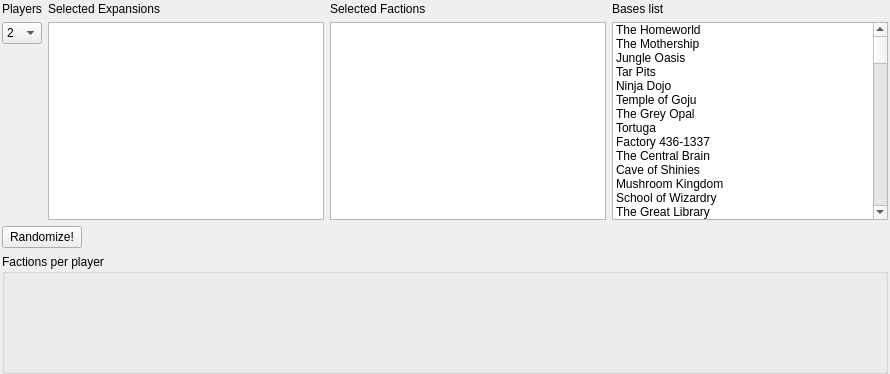
Qt form mainwindow.ui (yvvan/SmashUpRaceSelection) before a commit.
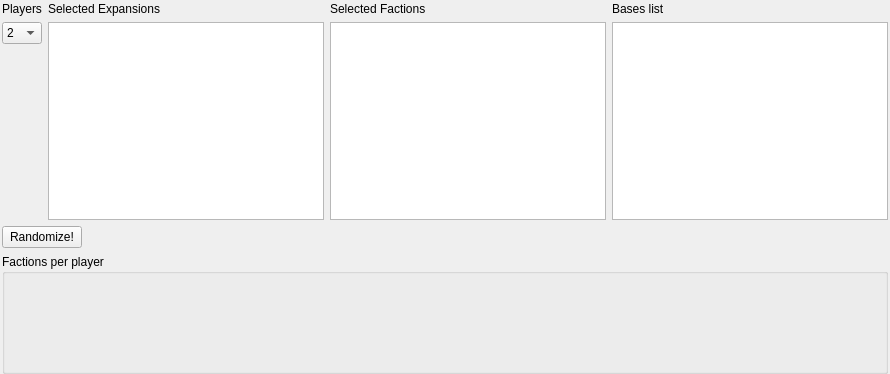
The same form after that commit.

The edit to the form file:
```diff
--- a/mainwindow.ui
+++ b/mainwindow.ui
@@ -134,566 +134,6 @@
           <property name="horizontalScrollBarPolicy">
            <enum>Qt::ScrollBarAlwaysOff</enum>
           </property>
-          <item>
-           <property name="text">
-            <string>The Homeworld</string>
-           </property>
-          </item>
-          <item>
-           <property name="text">
-            <string>The Mothership</string>
-           </property>
-          </item>
-          <item>
-           <property name="text">
-            <string>Jungle Oasis</string>
-           </property>
-          </item>
-          <item>
-           <property name="text">
-            <string>Tar Pits</string>
-           </property>
-          </item>
-          <item>
-           <property name="text">
-            <string>Ninja Dojo</string>
-           </property>
-          </item>
-          <item>
-           <property name="text">
-            <string>Temple of Goju</string>
-           </property>
-          </item>
-          <item>
-           <property name="text">
-            <string>The Grey Opal</string>
-           </property>
-          </item>
-          <item>
-           <property name="text">
-            <string>Tortuga</string>
-           </property>
-          </item>
-          <item>
-           <property name="text">
-            <string>Factory 436-1337</string>
-           </property>
-          </item>
-          <item>
-           <property name="text">
-            <string>The Central Brain</string>
-           </property>
-          </item>
-          <item>
-           <property name="text">
-            <string>Cave of Shinies</string>
-           </property>
-          </item>
-          <item>
-           <property name="text">
-            <string>Mushroom Kingdom</string>
-           </property>
-          </item>
-          <item>
-           <property name="text">
-            <string>School of Wizardry</string>
-           </property>
-          </item>
-          <item>
-           <property name="text">
-            <string>The Great Library</string>
-           </property>
-          </item>
-          <item>
-           <property name="text">
-            <string>Evans City Cemetery</string>
-           </property>
-          </item>
-          <item>
-           <property name="text">
-            <string>Rhodes Plaza Mall</string>
-           </property>
-          </item>
-          <item>
-           <property name="text">
-            <string>Field of Honor</string>
-           </property>
-          </item>
-          <item>
-           <property name="text">
-            <string>Tsar's Palace</string>
-           </property>
-          </item>
-          <item>
-           <property name="text">
-            <string>Haunted House</string>
-           </property>
-          </item>
-          <item>
-           <property name="text">
-            <string>The Dread Gazebo</string>
-           </property>
-          </item>
-          <item>
-           <property name="text">
-            <string>Secret Grove</string>
-           </property>
-          </item>
-          <item>
-           <property name="text">
-            <string>The Greenhouse</string>
-           </property>
-          </item>
-          <item>
-           <property name="text">
-            <string>Inventor's Salon</string>
-           </property>
-          </item>
-          <item>
-           <property name="text">
-            <string>Workshop</string>
-           </property>
-          </item>
-          <item>
-           <property name="text">
-            <string>Antarctic Base</string>
-           </property>
-          </item>
-          <item>
-           <property name="text">
-            <string>Plateau of Leng</string>
-           </property>
-          </item>
-          <item>
-           <property name="text">
-            <string>Innsmouth</string>
-           </property>
-          </item>
-          <item>
-           <property name="text">
-            <string>Ritual Site</string>
-           </property>
-          </item>
-          <item>
-           <property name="text">
-            <string>Mountains of Madness</string>
-           </property>
-          </item>
-          <item>
-           <property name="text">
-            <string>R'lyeh</string>
-           </property>
-          </item>
-          <item>
-           <property name="text">
-            <string>Asylum</string>
-           </property>
-          </item>
-          <item>
-           <property name="text">
-            <string>Miskatonic University</string>
-           </property>
-          </item>
-          <item>
-           <property name="text">
-            <string>Monkey Lab</string>
-           </property>
-          </item>
-          <item>
-           <property name="text">
-            <string>Primate Park</string>
-           </property>
-          </item>
-          <item>
-           <property name="text">
-            <string>Faceless City</string>
-           </property>
-          </item>
-          <item>
-           <property name="text">
-            <string>The Vats</string>
-           </property>
-          </item>
-          <item>
-           <property name="text">
-            <string>ISI's Swingin' Pad</string>
-           </property>
-          </item>
-          <item>
-           <property name="text">
-            <string>Secret Volcano Headquarters</string>
-           </property>
-          </item>
-          <item>
-           <property name="text">
-            <string>Portal Room</string>
-           </property>
-          </item>
-          <item>
-           <property name="text">
-            <string>The Nexus</string>
-           </property>
-          </item>
-          <item>
-           <property name="text">
-            <string>TableTop</string>
-           </property>
-          </item>
-          <item>
-           <property name="text">
-            <string>The Con</string>
-           </property>
-          </item>
-          <item>
-           <property name="text">
-            <string>Egg Chamber</string>
-           </property>
-          </item>
-          <item>
-           <property name="text">
-            <string>The Hill</string>
-           </property>
-          </item>
-          <item>
-           <property name="text">
-            <string>Golem Schloß</string>
-           </property>
-          </item>
-          <item>
-           <property name="text">
-            <string>Laboratorium</string>
-           </property>
-          </item>
-          <item>
-           <property name="text">
-            <string>Castle Blood</string>
-           </property>
-          </item>
-          <item>
-           <property name="text">
-            <string>Crypt</string>
-           </property>
-          </item>
-          <item>
-           <property name="text">
-            <string>Moot Site</string>
-           </property>
-          </item>
-          <item>
-           <property name="text">
-            <string>Standing Stones</string>
-           </property>
-          </item>
-          <item>
-           <property name="text">
-            <string>Enchanted Glen</string>
-           </property>
-          </item>
-          <item>
-           <property name="text">
-            <string>Fairy Circle</string>
-           </property>
-          </item>
-          <item>
-           <property name="text">
-            <string>Cool Cats' Alley</string>
-           </property>
-          </item>
-          <item>
-           <property name="text">
-            <string>The House of Nine Lives</string>
-           </property>
-          </item>
-          <item>
-           <property name="text">
-            <string>Equaria</string>
-           </property>
-          </item>
-          <item>
-           <property name="text">
-            <string>Pony Land</string>
-           </property>
-          </item>
-          <item>
-           <property name="text">
-            <string>Beautiful Castle</string>
-           </property>
-          </item>
-          <item>
-           <property name="text">
-            <string>Ice Castle</string>
-           </property>
-          </item>
-          <item>
-           <property name="text">
-            <string>Hotel of Holiness</string>
-           </property>
-          </item>
-          <item>
-           <property name="text">
-            <string>Whack-A-Ghoul</string>
-           </property>
-          </item>
-          <item>
-           <property name="text">
-            <string>The Mines</string>
-           </property>
-          </item>
-          <item>
-           <property name="text">
-            <string>Treasure Bath</string>
-           </property>
-          </item>
-          <item>
-           <property name="text">
-            <string>Helper's Hollow</string>
-           </property>
-          </item>
-          <item>
-           <property name="text">
-            <string>Treehouse</string>
-           </property>
-          </item>
-          <item>
-           <property name="text">
-            <string>Birthday Party</string>
-           </property>
-          </item>
-          <item>
-           <property name="text">
-            <string>Subterranean Lair</string>
-           </property>
-          </item>
-          <item>
-           <property name="text">
-            <string>Dimension Doors</string>
-           </property>
-          </item>
-          <item>
-           <property name="text">
-            <string>Mage's Tower</string>
-           </property>
-          </item>
-          <item>
-           <property name="text">
-            <string>Garrison</string>
-           </property>
-          </item>
-          <item>
-           <property name="text">
-            <string>The Pits</string>
-           </property>
-          </item>
-          <item>
-           <property name="text">
-            <string>The Coffers</string>
-           </property>
-          </item>
-          <item>
-           <property name="text">
-            <string>Thieves' Guild</string>
-           </property>
-          </item>
-          <item>
-           <property name="text">
-            <string>Bastion</string>
-           </property>
-          </item>
-          <item>
-           <property name="text">
-            <string>The Gauntlet</string>
-           </property>
-          </item>
-          <item>
-           <property name="text">
-            <string>Dragon's Lair</string>
-           </property>
-          </item>
-          <item>
-           <property name="text">
-            <string>Wyrm's Desolation</string>
-           </property>
-          </item>
-          <item>
-           <property name="text">
-            <string>Oracle at Delphi</string>
-           </property>
-          </item>
-          <item>
-           <property name="text">
-            <string>Wooden Horse</string>
-           </property>
-          </item>
-          <item>
-           <property name="text">
-            <string>Shark Reef</string>
-           </property>
-          </item>
-          <item>
-           <property name="text">
-            <string>The Deep</string>
-           </property>
-          </item>
-          <item>
-           <property name="text">
-            <string>Converted Cave</string>
-           </property>
-          </item>
-          <item>
-           <property name="text">
-            <string>Crystal Fortress</string>
-           </property>
-          </item>
-          <item>
-           <property name="text">
-            <string>Tornado Alley</string>
-           </property>
-          </item>
-          <item>
-           <property name="text">
-            <string>Trailer Park</string>
-           </property>
-          </item>
-          <item>
-           <property name="text">
-            <string>Hive of Scum and Villainy</string>
-           </property>
-          </item>
-          <item>
-           <property name="text">
-            <string>No-Moon</string>
-           </property>
-          </item>
-          <item>
-           <property name="text">
-            <string>Changing Room</string>
-           </property>
-          </item>
-          <item>
-           <property name="text">
-            <string>Unicrave</string>
-           </property>
-          </item>
-          <item>
-           <property name="text">
-            <string>Spikey Chair Room</string>
-           </property>
-          </item>
-          <item>
-           <property name="text">
-            <string>Wintersquashed</string>
-           </property>
-          </item>
-          <item>
-           <property name="text">
-            <string>Neutral Space</string>
-           </property>
-          </item>
-          <item>
-           <property name="text">
-            <string>USS Undertaking</string>
-           </property>
-          </item>
-          <item>
-           <property name="text">
-            <string>Ancient Temple</string>
-           </property>
-          </item>
-          <item>
-           <property name="text">
-            <string>City of Gold</string>
-           </property>
-          </item>
-          <item>
-           <property name="text">
-            <string>Grandma's House</string>
-           </property>
-          </item>
-          <item>
-           <property name="text">
-            <string>Retirement Community</string>
-           </property>
-          </item>
-          <item>
-           <property name="text">
-            <string>Lake Minnetonka</string>
-           </property>
-          </item>
-          <item>
-           <property name="text">
-            <string>Palooza</string>
-           </property>
-          </item>
-          <item>
-           <property name="text">
-            <string>Out in the Woods</string>
-           </property>
-          </item>
-          <item>
-           <property name="text">
-            <string>Under the Bed</string>
-           </property>
-          </item>
-          <item>
-           <property name="text">
-            <string>Critter Combat Club</string>
-           </property>
-          </item>
-          <item>
-           <property name="text">
-            <string>Itty City</string>
-           </property>
-          </item>
-          <item>
-           <property name="text">
-            <string>Kaiju Island</string>
-           </property>
-          </item>
-          <item>
-           <property name="text">
-            <string>Tokyo</string>
-           </property>
-          </item>
-          <item>
-           <property name="text">
-            <string>Akihabara High</string>
-           </property>
-          </item>
-          <item>
-           <property name="text">
-            <string>Q Point</string>
-           </property>
-          </item>
-          <item>
-           <property name="text">
-            <string>Juice Bar</string>
-           </property>
-          </item>
-          <item>
-           <property name="text">
-            <string>Moon Dumpster</string>
-           </property>
-          </item>
-          <item>
-           <property name="text">
-            <string>Locker Room</string>
-           </property>
-          </item>
-          <item>
-           <property name="text">
-            <string>Stadium</string>
-           </property>
-          </item>
-          <item>
-           <property name="text">
-            <string>sheep base 1</string>
-           </property>
-          </item>
-          <item>
-           <property name="text">
-            <string>sheep base 2</string>
-           </property>
-          </item>
          </widget>
         </item>
        </layout>
```
Left out of the diff: 2 changed lines with no effect on the pictures.
